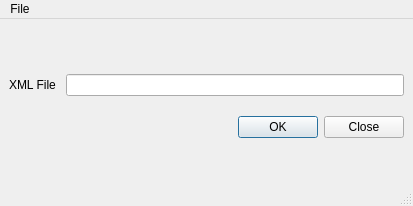
Old version of the form ui_veracode.ui in the repository timcking/veracode-load.
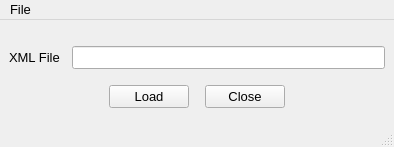
New version of the form.

Diff of the .ui file:
```diff
--- a/ui_veracode.ui
+++ b/ui_veracode.ui
@@ -6,17 +6,22 @@
    <rect>
     <x>0</x>
     <y>0</y>
-    <width>413</width>
-    <height>206</height>
+    <width>394</width>
+    <height>147</height>
    </rect>
   </property>
+  <property name="font">
+   <font>
+    <pointsize>10</pointsize>
+   </font>
+  </property>
   <property name="windowTitle">
    <string>XML2Excel</string>
   </property>
   <widget class="QWidget" name="centralwidget">
    <layout class="QVBoxLayout" name="verticalLayout_2">
     <item>
-     <layout class="QVBoxLayout" name="verticalLayout" stretch="1,0">
+     <layout class="QVBoxLayout" name="verticalLayout" stretch="1,1">
       <property name="spacing">
        <number>0</number>
       </property>
@@ -27,12 +32,15 @@
        <number>0</number>
       </property>
       <item>
-       <layout class="QHBoxLayout" name="horizontalLayout">
+       <layout class="QHBoxLayout" name="horizontalLayout" stretch="0,0,0">
+        <property name="spacing">
+         <number>2</number>
+        </property>
         <property name="topMargin">
          <number>0</number>
         </property>
         <property name="bottomMargin">
-         <number>20</number>
+         <number>16</number>
         </property>
         <item>
          <widget class="QLabel" name="label">
@@ -67,11 +75,31 @@
        </layout>
       </item>
       <item>
-       <widget class="QDialogButtonBox" name="buttonBox">
-        <property name="standardButtons">
-         <set>QDialogButtonBox::Close|QDialogButtonBox::Ok</set>
+       <layout class="QHBoxLayout" name="horizontalLayout_3" stretch="0,0">
+        <property name="spacing">
+         <number>16</number>
         </property>
-       </widget>
+        <property name="sizeConstraint">
+         <enum>QLayout::SetDefaultConstraint</enum>
+        </property>
+        <property name="bottomMargin">
+         <number>0</number>
+        </property>
+        <item alignment="Qt::AlignRight">
+         <widget class="QPushButton" name="buttonLoad">
+          <property name="text">
+           <string>Load</string>
+          </property>
+         </widget>
+        </item>
+        <item alignment="Qt::AlignLeft">
+         <widget class="QPushButton" name="buttonClose">
+          <property name="text">
+           <string>Close</string>
+          </property>
+         </widget>
+        </item>
+       </layout>
       </item>
      </layout>
     </item>
@@ -82,10 +110,15 @@
     <rect>
      <x>0</x>
      <y>0</y>
-     <width>413</width>
+     <width>394</width>
      <height>20</height>
     </rect>
    </property>
+   <property name="font">
+    <font>
+     <pointsize>10</pointsize>
+    </font>
+   </property>
    <widget class="QMenu" name="menuFile">
     <property name="title">
      <string>File</string>
@@ -94,7 +127,13 @@
    </widget>
    <addaction name="menuFile"/>
   </widget>
-  <widget class="QStatusBar" name="statusbar"/>
+  <widget class="QStatusBar" name="statusBar">
+   <property name="font">
+    <font>
+     <pointsize>10</pointsize>
+    </font>
+   </property>
+  </widget>
   <action name="actionOpen">
    <property name="text">
     <string>Open ...</string>
```
